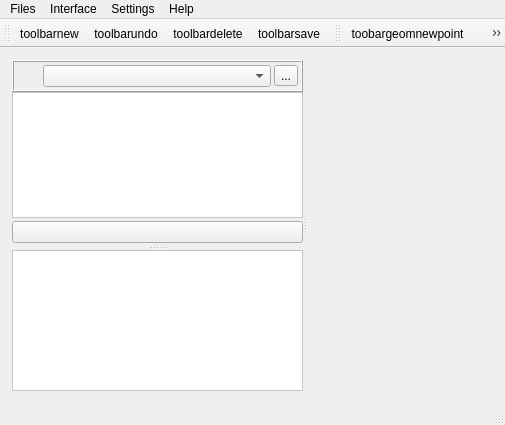
This is Lamia/iface/qgiswidget/ifaceqgswidget.ui in Artelia/Lamia as Qt 5 draws it before an edit. The edited form follows.
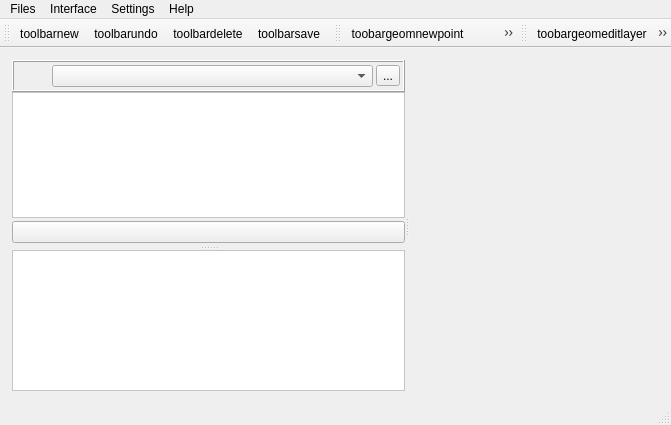
This is the edited form. Icons and pictures are not drawn.

```diff
--- a/Lamia/iface/qgiswidget/ifaceqgswidget.ui
+++ b/Lamia/iface/qgiswidget/ifaceqgswidget.ui
@@ -6,7 +6,7 @@
    <rect>
     <x>0</x>
     <y>0</y>
-    <width>505</width>
+    <width>671</width>
     <height>425</height>
    </rect>
   </property>
@@ -600,7 +600,7 @@
     <rect>
      <x>0</x>
      <y>0</y>
-     <width>505</width>
+     <width>671</width>
      <height>26</height>
     </rect>
    </property>
@@ -708,7 +708,20 @@
    <addaction name="actiontoobargeomnewpolygon"/>
    <addaction name="actiontoobargeomaddpoint"/>
    <addaction name="actiontoobargeomaddGPSpoint"/>
+  </widget>
+  <widget class="QToolBar" name="lamiatoolbareditlayer">
+   <property name="windowTitle">
+    <string>toolBar</string>
+   </property>
+   <attribute name="toolBarArea">
+    <enum>TopToolBarArea</enum>
+   </attribute>
+   <attribute name="toolBarBreak">
+    <bool>false</bool>
+   </attribute>
    <addaction name="actiontoobargeomeditlayer"/>
+   <addaction name="actiontoolbarlayerundo"/>
+   <addaction name="actiontoolbarlayersave"/>
   </widget>
   <action name="actionTre">
    <property name="text">
@@ -986,6 +999,24 @@
     <string>toobargeomeditlayer</string>
    </property>
   </action>
+  <action name="actiontoolbarlayersave">
+   <property name="icon">
+    <iconset resource="../../resources.qrc">
+     <normaloff>:/plugins/Lamia/icons/save.png</normaloff>:/plugins/Lamia/icons/save.png</iconset>
+   </property>
+   <property name="text">
+    <string>toolbarlayersave</string>
+   </property>
+  </action>
+  <action name="actiontoolbarlayerundo">
+   <property name="icon">
+    <iconset resource="../../resources.qrc">
+     <normaloff>:/plugins/Lamia/icons/deselect.png</normaloff>:/plugins/Lamia/icons/deselect.png</iconset>
+   </property>
+   <property name="text">
+    <string>toolbarlayerundo</string>
+   </property>
+  </action>
  </widget>
  <resources>
   <include location="../../resources.qrc"/>
```
